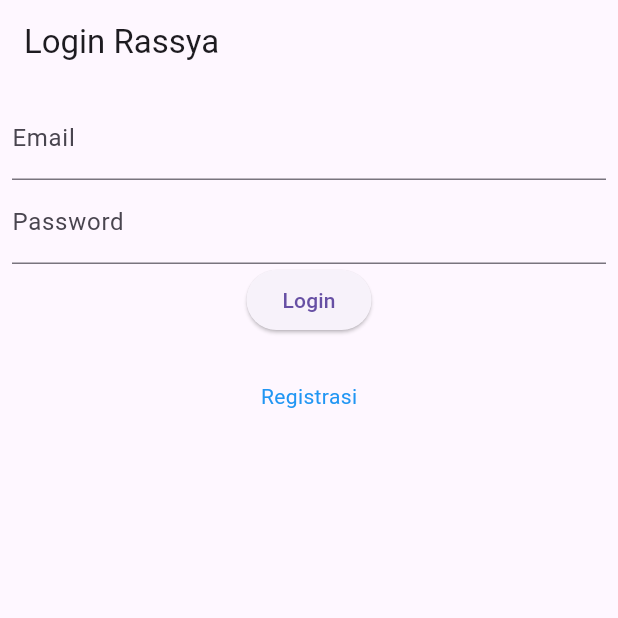
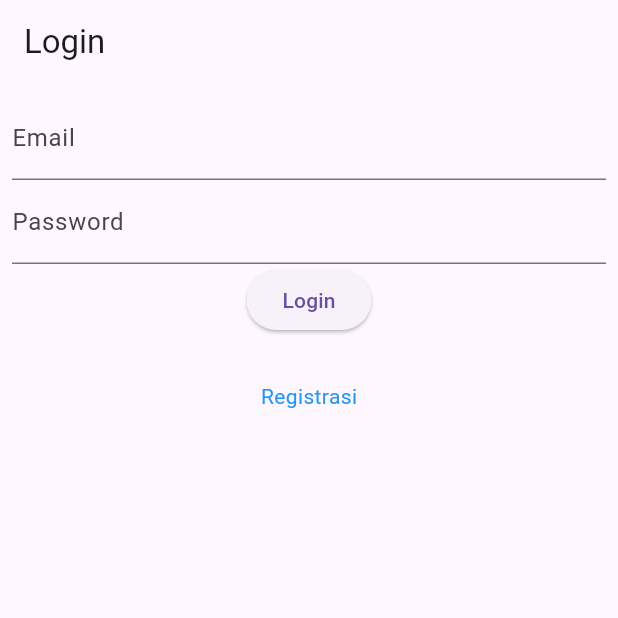
Before and after one commit to afnanbaihaqii/Lab4Mobile_M-Afnan-Baihaqi_ShiftB, a Flutter app: the screen it shows after launch, on a phone screen of 412 x 824 dp, the top half of it. Run offline on Flutter 3.47's test engine with Material 3 defaults, Android fonts, the phone set to English and light mode, and no system bars; our stand-ins replace shared_preferences.

Commit message:
Update login_page.dart

```diff
--- a/lib/ui/login_page.dart
+++ b/lib/ui/login_page.dart
@@ -22,7 +22,7 @@ class _LoginPageState extends State<LoginPage> {
   Widget build(BuildContext context) {
     return Scaffold(
       appBar: AppBar(
-        title: const Text('Login Rassya'),
+        title: const Text('Login'),
       ),
       body: SingleChildScrollView(
         child: Padding(
```
